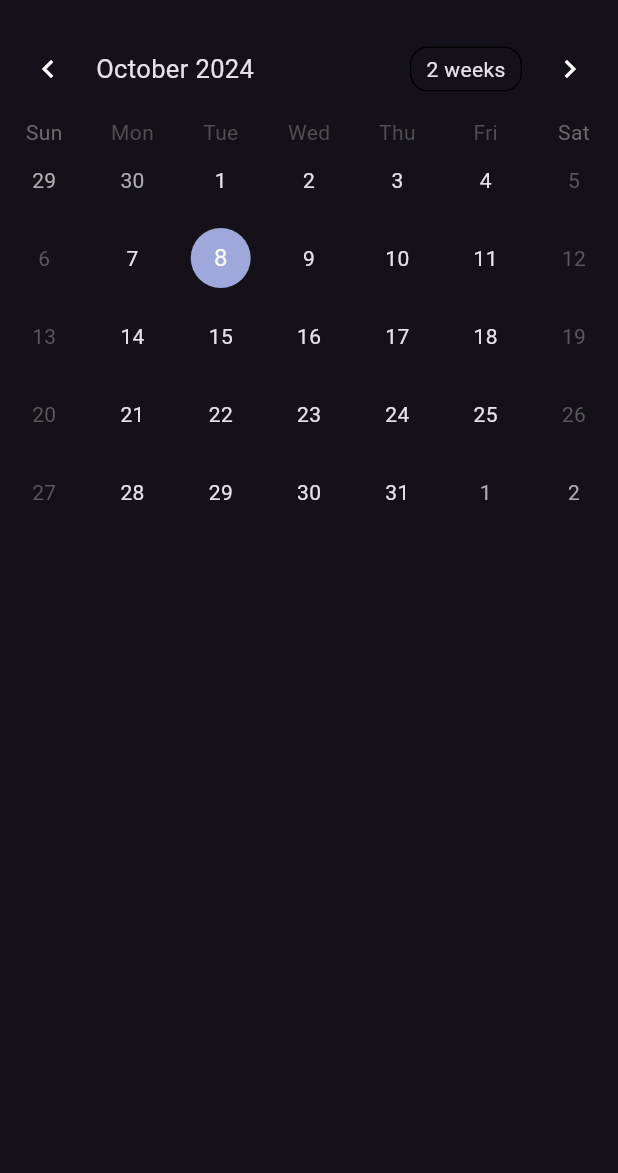
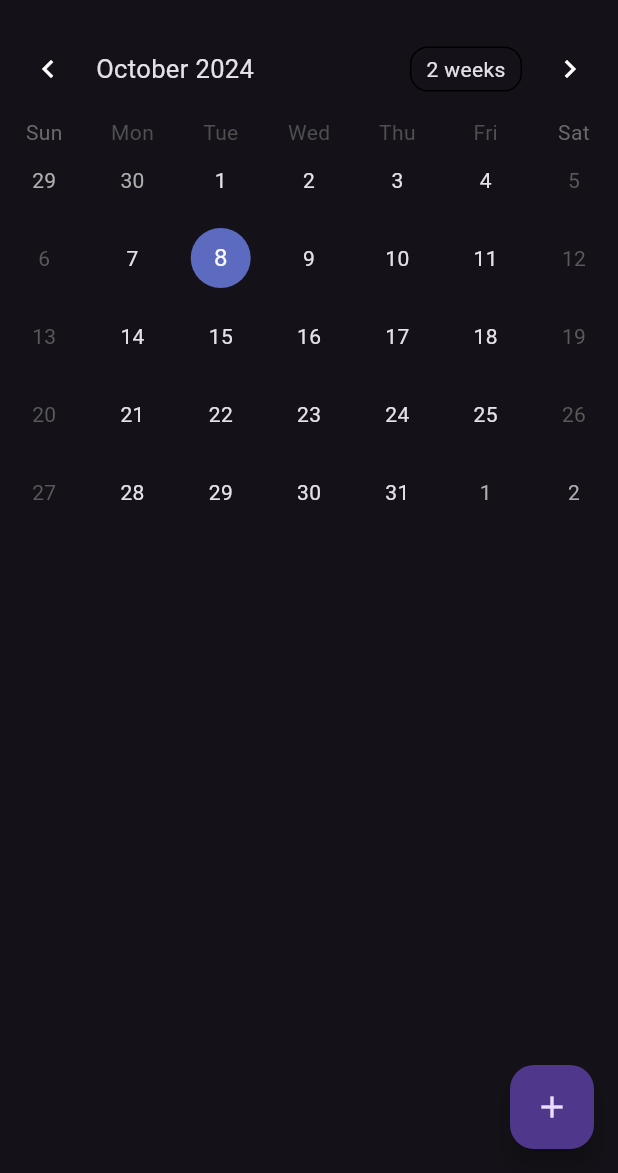
Before and after one commit to Thebai2357/Calendar, a Flutter app: the screen it shows after launch, on a phone screen of 412 x 824 dp, the part 63-1236 px from its top. Run offline on Flutter 3.47's test engine with Material 3 defaults, Android fonts, the phone set to English and light mode, and no system bars; drawn by our look-alikes of table_calendar.

Commit message:
Add schedule add function

```diff
--- a/lib/main.dart
+++ b/lib/main.dart
@@ -18,6 +18,13 @@ class MyApp extends StatelessWidget {
     );
   }
 }
+class Event{
+  final String title;
+  Event(this.title);
+
+  @override
+  String toString() =>title;
+}
 
 class CalendarPage extends StatefulWidget{
   @override
@@ -26,7 +33,12 @@ class CalendarPage extends StatefulWidget{
 
 class _CalendarPageState extends State<CalendarPage>{
   DateTime _focusedDay = DateTime.now();
-  DateTime? _selectedDay;
+  DateTime _selectedDay = DateTime.now();
+
+  Map<DateTime, List<Event>> _events = {};
+  List<Event> _getEventsForDay(DateTime day){
+    return _events[day] ?? [];
+  }
 
   @override
   Widget build(BuildContext context){
@@ -34,20 +46,52 @@ class _CalendarPageState extends State<CalendarPage>{
       appBar: AppBar(
         title: const Text('Calendar'),
       ),
-      body: TableCalendar(
+      body: Column(
+        children: [
+          TableCalendar(
+            focusedDay: _focusedDay,
             firstDay: DateTime.utc(2000,1,1),
             lastDay: DateTime.utc(2100,12,31),
-        focusedDay: _focusedDay,
             selectedDayPredicate: (day){
               return isSameDay(_selectedDay, day);
             },
+            eventLoader: _getEventsForDay,
             onDaySelected: (selectedDay,focusedDay){
-          setState(() {
+              setState((){
                 _selectedDay = selectedDay;
-            _focusedDay = focusedDay;
+                _focusedDay  = focusedDay;
               });
             },
           ),
+          Expanded(
+            child: ListView(
+              children: _getEventsForDay(_selectedDay ?? _focusedDay)
+              .map((event)=> ListTile(
+                title: Text(event.title),
+              ))
+              .toList(),
+              ),
+          ),
+        ],
+      ),
+      floatingActionButton: FloatingActionButton(
+        onPressed: _addEvent,
+        child: const Icon(Icons.add),
+        ),
+      // body: TableCalendar(
+      //   firstDay: DateTime.utc(2000,1,1),
+      //   lastDay: DateTime.utc(2100,12,31),
+      //   focusedDay: _focusedDay,
+      //   selectedDayPredicate: (day){
+      //     return isSameDay(_selectedDay, day);
+      //   },
+      //   onDaySelected: (selectedDay,focusedDay){
+      //     setState(() {
+      //       _selectedDay = selectedDay;
+      //       _focusedDay = focusedDay;
+      //     });
+      //   },
+      // ),
 
       // floatingActionButton: FloatingActionButton(
       //   onPressed: (){
@@ -58,4 +102,41 @@ class _CalendarPageState extends State<CalendarPage>{
 
     );
   }
+
+  void _addEvent(){
+    String eventTitle = '';
+    showDialog(
+      context: context,
+      builder: (context) => AlertDialog(
+        title: const Text('予定を追加'),
+        content: TextField(
+          autofocus: true,
+          decoration: const InputDecoration(hintText:'予定を入力'),
+          onChanged:  (value){
+            eventTitle = value;
+          },
+        ),
+        actions: [
+          TextButton(
+            onPressed: () => Navigator.pop(context),
+             child: const Text('cancel')
+          ),
+          TextButton(
+            onPressed: (){
+              if (eventTitle.isEmpty) return;
+              setState(() {
+                if (_events[_selectedDay]!= null){
+                  _events[_selectedDay]!.add(Event(eventTitle));
+                } else {
+                  _events[_selectedDay] = [Event(eventTitle)];
                 }
+              });
+              Navigator.pop(context);
+            },
+            child: const Text('追加'),
+          ),
+        ],
+      ),
+    );
+  }
+}
```
Lines whose indentation alone changed are shown as unchanged.
